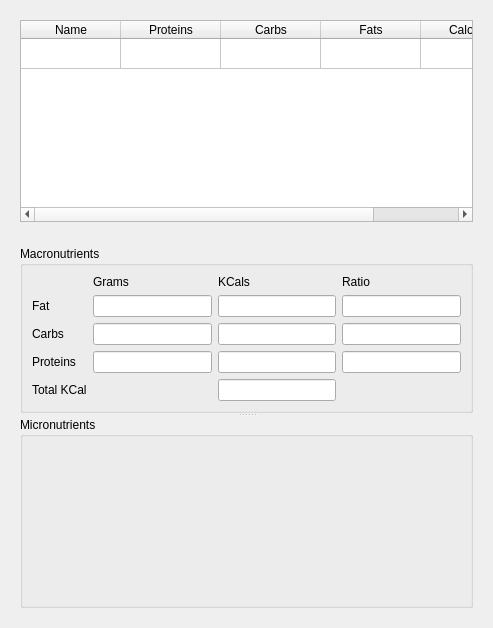
This is dailyintakemanager.ui in Wapajama/CalorieCounter as Qt 5 draws it before an edit. The edited form follows.
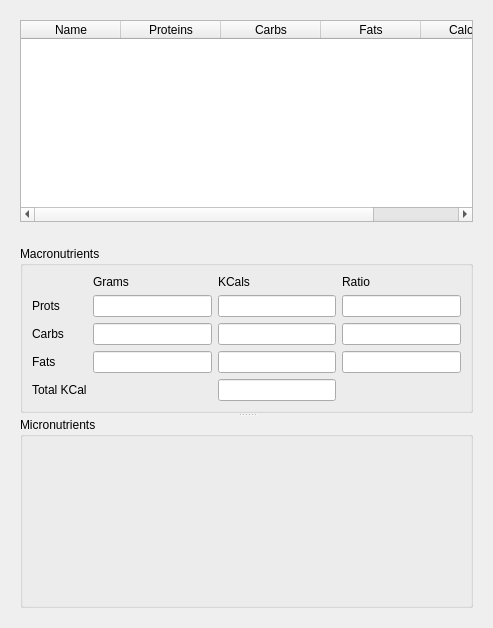
This is the edited form.

```diff
--- a/dailyintakemanager.ui
+++ b/dailyintakemanager.ui
@@ -31,11 +31,6 @@
         <attribute name="verticalHeaderStretchLastSection">
          <bool>false</bool>
         </attribute>
-        <row>
-         <property name="text">
-          <string>New Row</string>
-         </property>
-        </row>
         <column>
          <property name="text">
           <string>Name</string>
@@ -96,7 +91,7 @@
             <item row="5" column="0">
              <widget class="QLabel" name="label_3">
               <property name="text">
-               <string>Proteins</string>
+               <string>Fats</string>
               </property>
              </widget>
             </item>
@@ -106,7 +101,7 @@
             <item row="1" column="0">
              <widget class="QLabel" name="label">
               <property name="text">
-               <string>Fat</string>
+               <string>Prots</string>
               </property>
              </widget>
             </item>
```
Left out of the diff: 64 changed lines with no effect on the pictures.
